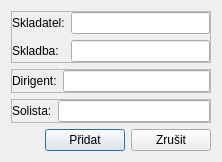
The window that dialogedit.ui (osense/fb-archive) describes before a commit, drawn with Qt 5.
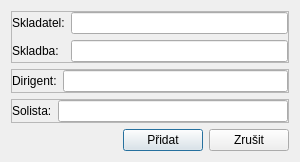
The same window after the commit. Icons and pictures are not drawn.

```diff
--- a/dialogedit.ui
+++ b/dialogedit.ui
@@ -6,10 +6,16 @@
    <rect>
     <x>0</x>
     <y>0</y>
-    <width>222</width>
+    <width>300</width>
     <height>154</height>
    </rect>
   </property>
+  <property name="minimumSize">
+   <size>
+    <width>300</width>
+    <height>0</height>
+   </size>
+  </property>
   <property name="windowTitle">
    <string>Dialog</string>
   </property>
```
Left out of the diff: 43 changed lines with no effect on the pictures.
